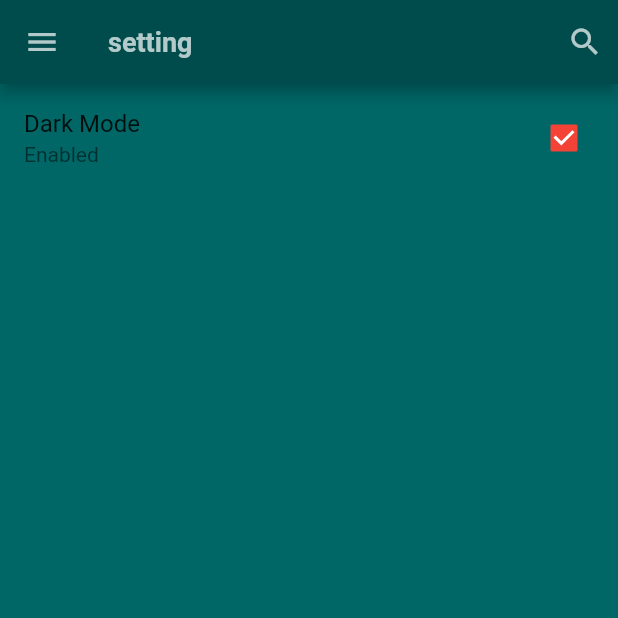
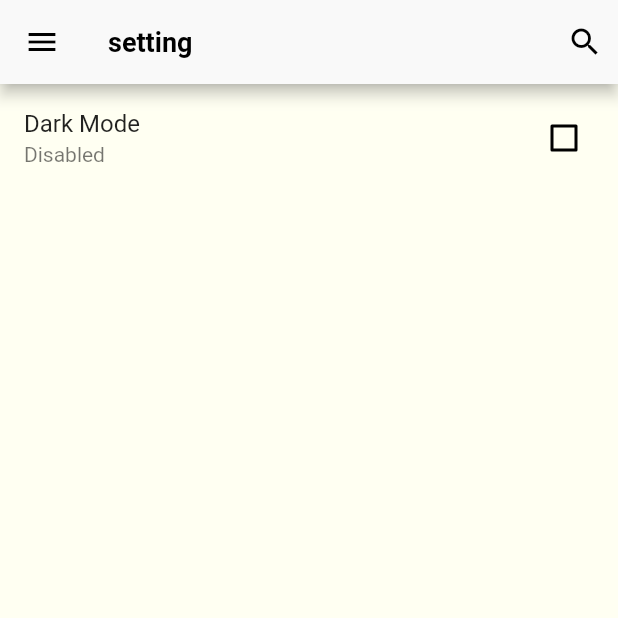
Before and after one commit to Shiba3006/TodoEducationAoo, a Flutter app: the SettingScreen screen opened directly, after a tap on "Dark Mode", on a phone screen of 412 x 824 dp, the top half of it. Run offline on Flutter 3.47's test engine with Material 2 defaults, Android fonts, the phone set to English and light mode, and no system bars; our stand-ins replace bloc, flutter_bloc, hexcolor, shared_preferences; accounts and stored records are empty.

```diff
--- a/lib/layout/home_layout/home_layout.dart
+++ b/lib/layout/home_layout/home_layout.dart
@@ -19,7 +19,19 @@ class HomeLayout extends StatelessWidget { // All Lists
         return Scaffold(
           appBar: myAppBar(appBarTitle: appBarTitle),
           drawer: drawerBuilder(context: context, cubit: cubit,),
-          body: myFloatingActionButton(),
+          body: Padding(
+            padding: const EdgeInsets.all(20.0),
+            child: SizedBox(
+              width: double.infinity,
+              child: Column(
+                mainAxisAlignment: MainAxisAlignment.end,
+                crossAxisAlignment: CrossAxisAlignment.end,
+                children: [
+                  myFloatingActionButton(),
+                ],
+              ),
+            ),
+          ),
         );
       },
     );
--- a/lib/main.dart
+++ b/lib/main.dart
@@ -4,29 +4,39 @@ import 'package:hexcolor/hexcolor.dart';
 import 'package:to_do/shared/cubit/bloc_observer.dart';
 import 'package:to_do/shared/cubit/cubit.dart';
 import 'package:to_do/shared/cubit/states.dart';
+import 'package:to_do/shared/network/cashe_helper.dart';
 
 import 'layout/home_layout/home_layout.dart';
 
-void main() {
+Future<void> main() async {
+  WidgetsFlutterBinding.ensureInitialized();
+
   bool isReleasedMode = const bool.fromEnvironment('dart.vm.product');
   if (isReleasedMode) {
     debugPrint = (String? message, {int? wrapWidth}) => {};
   }
 
+  await CacheHelper.init();
+  bool? isDark = CacheHelper.getBoolean(key: 'isDark');
+
   BlocOverrides.runZoned(
-    () => runApp(const MyApp()),
+    () => runApp(MyApp(
+      isDark: isDark,
+    )),
     blocObserver: MyBlocObserver(),
   );
 }
 
 class MyApp extends StatelessWidget {
-  const MyApp({Key? key}) : super(key: key);
+  const MyApp({Key? key, required this.isDark}) : super(key: key);
+
+  final bool? isDark;
 
   // This widget is the root of your application.
   @override
   Widget build(BuildContext context) {
     return BlocProvider(
-        create: (BuildContext context) => ToDoCubit(),
+        create: (BuildContext context) => ToDoCubit()..changeThemeMode(fromShared: isDark),
         child: BlocConsumer<ToDoCubit, ToDoState>(
           listener: (context, state) {},
           builder: (context, state) {
@@ -35,6 +45,7 @@ class MyApp extends StatelessWidget {
               theme: ThemeData(
                 canvasColor: HexColor(
                     'fffff4'),
+                unselectedWidgetColor: Colors.black,
                 scaffoldBackgroundColor: HexColor(
                     'fffff2'),
                 iconTheme: const IconThemeData(
@@ -66,6 +77,7 @@ class MyApp extends StatelessWidget {
               darkTheme: ThemeData(
                 canvasColor: HexColor(
                     '004c4c'),
+                unselectedWidgetColor: Colors.white,
                 scaffoldBackgroundColor: HexColor(
                     '006666'),
                 iconTheme: const IconThemeData(
--- a/lib/modules/setting_screen/setting_screen.dart
+++ b/lib/modules/setting_screen/setting_screen.dart
@@ -21,10 +21,10 @@ class SettingScreen extends StatelessWidget {
           body: Column(
             children: [
               CheckboxListTile(
-                activeColor: Colors.red,
-                checkColor: Colors.white,
+                activeColor: Colors.white,
+                checkColor: Colors.black,
                 value: cubit.isDark,
-                onChanged: (bool? value) => cubit.changeThemeMode(value!),
+                onChanged: (value) => cubit.changeThemeMode(),
                 title: const Text('Dark Mode',),
                 subtitle: Text(cubit.subtitleCheckBox),
               ),
--- a/lib/shared/components/components.dart
+++ b/lib/shared/components/components.dart
@@ -96,25 +96,13 @@ Widget drawerBuilder ({
 Widget myDivider () => const Divider(
   color: Colors.black,);
 
-Widget myFloatingActionButton () => Padding(
-  padding: const EdgeInsets.all(20.0),
-  child: SizedBox(
-    width: double.infinity,
-    child: Column(
-      mainAxisAlignment: MainAxisAlignment.end,
-      crossAxisAlignment: CrossAxisAlignment.end,
-      children: [
-        FloatingActionButton(
+Widget myFloatingActionButton() => FloatingActionButton(
   onPressed: ()
   {
   },
   child: const Icon(
     Icons.add,
     size: 30.0,
-          ),
-        ),
-      ],
-    ),
   ),
 );
 
--- a/lib/shared/cubit/cubit.dart
+++ b/lib/shared/cubit/cubit.dart
@@ -3,6 +3,7 @@ import 'package:flutter/material.dart';
 import 'package:flutter_bloc/flutter_bloc.dart';
 import 'package:to_do/shared/components/components.dart';
 import 'package:to_do/shared/cubit/states.dart';
+import 'package:to_do/shared/network/cashe_helper.dart';
 
 class ToDoCubit extends Cubit<ToDoState> {
   ToDoCubit() : super(ToDoStateInitial());
@@ -11,11 +12,21 @@ class ToDoCubit extends Cubit<ToDoState> {
   bool isDark = false;
   String subtitleCheckBox = 'Disabled' ;
 
-  void changeThemeMode (bool value) {
-    isDark = value;
-    changeSubtitleCheckBox();
-    emit(ToDoStateChangeThemeMode());
+  void changeThemeMode ({bool? fromShared}) {
+    if(fromShared != null){
+      isDark = fromShared;
+      changeSubtitleCheckBox();
+      emit(ToDoStateChangeThemeMode());
+    }
+    else{
+      isDark = !isDark;
+      CacheHelper.setBoolean(key: 'isDark', value: isDark).then((value) {
+        changeSubtitleCheckBox();
+        emit(ToDoStateChangeThemeMode());
+      });
+    }
   }
+
   void changeSubtitleCheckBox () {
     if ( isDark == false ) { subtitleCheckBox = 'Disabled'; }
     else { subtitleCheckBox = 'Enabled'; }
--- /dev/null
+++ b/lib/shared/network/cashe_helper.dart
@@ -0,0 +1,26 @@
+import 'package:shared_preferences/shared_preferences.dart';
+
+class CacheHelper {
+  static SharedPreferences? sharedPreferences;
+
+  static init () async
+  {
+    sharedPreferences = await SharedPreferences.getInstance();
+  }
+
+    static Future<bool> setBoolean ({
+      required String key,
+      required bool value,
+    }) async
+    {
+      return await sharedPreferences!.setBool(key, value);
+    }
+
+    static bool? getBoolean ({
+      required String key,
+    })
+    {
+      return sharedPreferences!.getBool(key) ;
+    }
+
+  }
```
Also changed, not shown: lib/shared/network/local.dart (deleted). Lines whose indentation alone changed are shown as unchanged.
